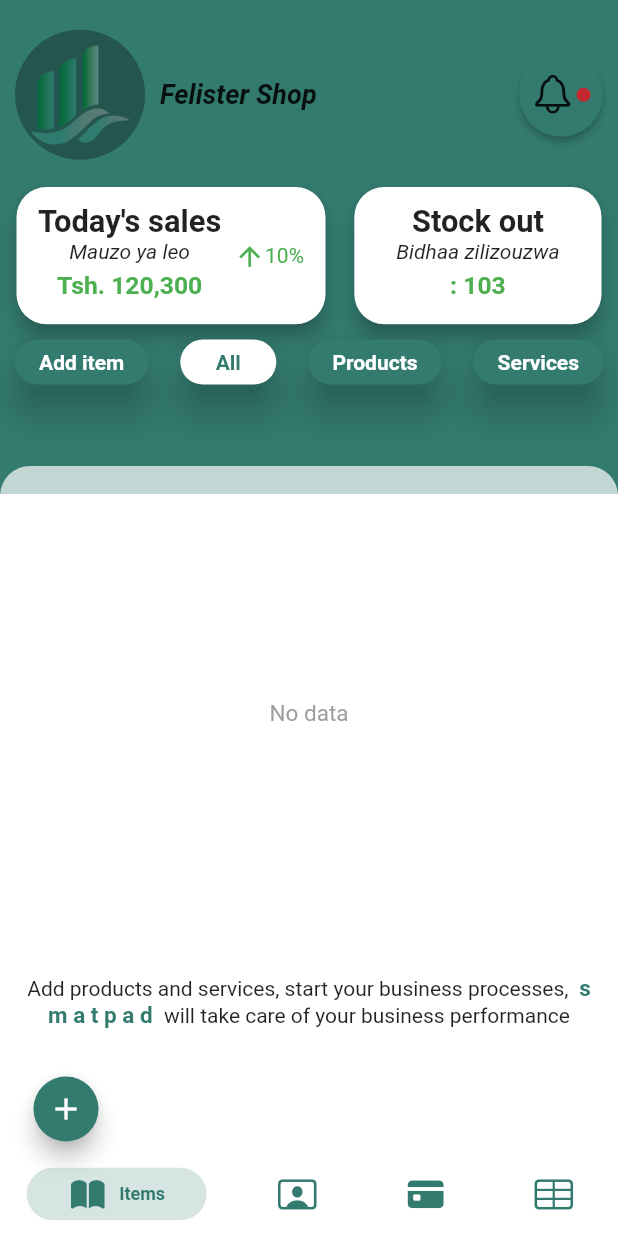
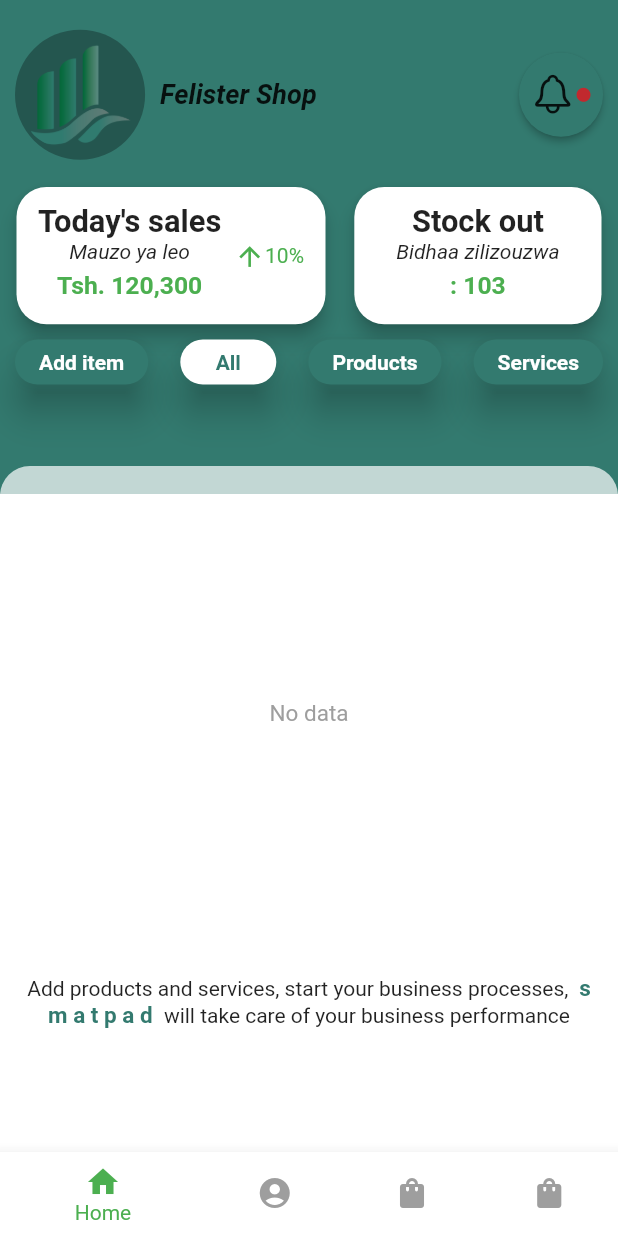
Before and after one commit to fredrickrogath/smatpad, a Flutter app: the screen it shows after launch, on a phone screen of 412 x 824 dp. Run offline on Flutter 3.47's test engine with Material 2 defaults, Android fonts, the phone set to English and light mode, and no system bars; drawn by our look-alikes of draggable_home, persistent_bottom_nav_bar; our stand-ins replace double_back_to_close_app, dropdown_button2, dropdown_search, flutter_datetime_picker, flutter_slidable, fluttertoast and 6 more; missing offline and left inert: draggable_fab, fab_circular_menu, flutter_simple_calculator; accounts and stored records are empty.

```diff
--- a/lib/main.dart
+++ b/lib/main.dart
@@ -67,71 +67,79 @@ class HomePage extends StatefulWidget {
 }
 
 class _HomePageState extends State<HomePage> {
-  final GlobalKey<FabCircularMenuState> fabKey = GlobalKey();
+  // final GlobalKey<FabCircularMenuState> fabKey = GlobalKey();
 
-  final PersistentTabController _controller =
-      PersistentTabController(initialIndex: 0);
+  // final PersistentTabController _controller =
+  //     PersistentTabController(initialIndex: 0);
 
   double heightFrame = 0.0;
   double widthFrame = 0.0;
+  //List<String> _titles = ["Home", "Profile", "Shop"];
+  List<Widget> _items = [
+    welcomePage(),
+    welcomePage(),
+    welcomePage(),
+    welcomePage(),
+  ];
+  int _selectedIndex = 0;
 
-  List<Widget> _buildScreens() {
-    return [
-      welcomePage(),
-      welcomePage(),
-      welcomePage(),
-      welcomePage(),
-    ];
-  }
+  // List<Widget> _buildScreens() {
+  //   return [
+  //     welcomePage(),
+  //     welcomePage(),
+  //     welcomePage(),
+  //     welcomePage(),
+  //   ];
+  // }
 
-  List<PersistentBottomNavBarItem> _navBarsItems() {
-    return [
-      PersistentBottomNavBarItem(
-        icon: const Icon(CupertinoIcons.book_fill),
-        title: ("Items"),
-        activeColorPrimary: const Color(0xFF337A6F),
-        inactiveColorPrimary: const Color(0xFF337A6F),
-      ),
-      PersistentBottomNavBarItem(
-        icon: const Icon(CupertinoIcons.person_crop_rectangle),
-        title: ("Debts"),
-        activeColorPrimary: const Color(0xFF337A6F),
-        inactiveColorPrimary: const Color(0xFF337A6F),
-      ),
-      PersistentBottomNavBarItem(
-        icon: const Icon(CupertinoIcons.creditcard_fill),
-        title: ("Trans"),
-        activeColorPrimary: const Color(0xFF337A6F),
-        inactiveColorPrimary: const Color(0xFF337A6F),
-      ),
-      PersistentBottomNavBarItem(
-        icon: const Icon(CupertinoIcons.table),
-        title: ("More"),
-        activeColorPrimary: const Color(0xFF337A6F),
-        inactiveColorPrimary: const Color(0xFF337A6F),
-      ),
-    ];
-  }
+  // List<PersistentBottomNavBarItem> _navBarsItems() {
+  //   return [
+  //     PersistentBottomNavBarItem(
+  //       icon: const Icon(CupertinoIcons.book_fill),
+  //       title: ("Items"),
+  //       activeColorPrimary: const Color(0xFF337A6F),
+  //       inactiveColorPrimary: const Color(0xFF337A6F),
+  //     ),
+  //     PersistentBottomNavBarItem(
+  //       icon: const Icon(CupertinoIcons.person_crop_rectangle),
+  //       title: ("Debts"),
+  //       activeColorPrimary: const Color(0xFF337A6F),
+  //       inactiveColorPrimary: const Color(0xFF337A6F),
+  //     ),
+  //     PersistentBottomNavBarItem(
+  //       icon: const Icon(CupertinoIcons.creditcard_fill),
+  //       title: ("Trans"),
+  //       activeColorPrimary: const Color(0xFF337A6F),
+  //       inactiveColorPrimary: const Color(0xFF337A6F),
+  //     ),
+  //     PersistentBottomNavBarItem(
+  //       icon: const Icon(CupertinoIcons.table),
+  //       title: ("More"),
+  //       activeColorPrimary: const Color(0xFF337A6F),
+  //       inactiveColorPrimary: const Color(0xFF337A6F),
+  //     ),
+  //   ];
+  // }
 
-  _showToast() {
-    Widget toast = Container(
-      padding: const EdgeInsets.symmetric(horizontal: 24.0, vertical: 12.0),
-      decoration: BoxDecoration(
-        borderRadius: BorderRadius.circular(25.0),
-        color: Colors.greenAccent,
-      ),
-      child: Row(
-        mainAxisSize: MainAxisSize.min,
-        children: const [
-          Icon(Icons.check),
-          SizedBox(
-            width: 12.0,
-          ),
-          Text("Sell Units set successfully"),
-        ],
-      ),
-    );
-  }
+  // _showToast() {
+  //   Widget toast = Container(
+  //     padding: const EdgeInsets.symmetric(horizontal: 24.0, vertical: 12.0),
+  //     decoration: BoxDecoration(
+  //       borderRadius: BorderRadius.circular(25.0),
+  //       color: Colors.greenAccent,
+  //     ),
+  //     child: Row(
+  //       mainAxisSize: MainAxisSize.min,
+  //       children: const [
+  //         Icon(Icons.check),
+  //         SizedBox(
+  //           width: 12.0,
+  //         ),
+  //         Text("Sell Units set successfully"),
+  //       ],
+  //     ),
+  //   );
+  // }
 
   @override
   Widget build(BuildContext context) {
@@ -139,12 +147,17 @@ class _HomePageState extends State<HomePage> {
 
     widthFrame = MediaQuery.of(context).size.width;
     return Scaffold(
-      body: DoubleBackToCloseApp(
-        snackBar: const SnackBar(
-          content: Text('Tap back again to exit  s m a t p a d'),
-        ),
-        child: buildBottomNavigations(),
-      ),
+      // body:
+      // DoubleBackToCloseApp(
+      //   snackBar: const SnackBar(
+      //     content: Text('Tap back again to exit  s m a t p a d'),
+      //   ),
+      //   child: buildBottomNavigations(),
+      // ),
+
+
+
+
       // floatingActionButton: Builder(
       //   builder: (context) => FabCircularMenu(
       //     key: fabKey,
@@ -207,189 +220,89 @@ class _HomePageState extends State<HomePage> {
       //     ],
       //   ),
       // ),
-      floatingActionButtonLocation: FloatingActionButtonLocation.startDocked,
-      floatingActionButton: Padding(
-        padding: const EdgeInsets.only(bottom: 63.0),
-        child: DraggableFab(
-          child: SizedBox(
-            height: heightFrame / 19.0,
-            child: FloatingActionButton(
-              backgroundColor: const Color(0xFF337A6F),
-              onPressed: () {
-                Expanded(
-                  child: Padding(
-                    padding: const EdgeInsets.symmetric(horizontal: 10.0),
-                    child: SizedBox(
-                      width: widthFrame / 5,
-                      height: heightFrame / 24,
-                      child: ElevatedButton(
-                        child: const Text(
-                          'Set Unit',
-                          style: TextStyle(
-                              fontSize: 12,
-                              // fontWeight: FontWeight.w900,
-                              color: Color(0xFFE3F2FD)),
-                        ),
-                        onPressed: () async {
-                          var alertStyle = AlertStyle(
-                            backgroundColor: Colors.white,
-                            animationType: AnimationType.fromLeft,
-                            isCloseButton: true,
-                            isOverlayTapDismiss: false,
-                            descStyle:
-                                const TextStyle(fontWeight: FontWeight.bold),
-                            descTextAlign: TextAlign.start,
-                            animationDuration:
-                                const Duration(milliseconds: 400),
-                            alertBorder: RoundedRectangleBorder(
-                              borderRadius: BorderRadius.circular(20.0),
-                              side: const BorderSide(
-                                color: Colors.white,
-                              ),
-                            ),
-                            titleStyle: const TextStyle(
-                              color: Color(0xFF337A6F),
-                            ),
-                            alertAlignment: Alignment.center,
-                          );
-                          Alert(
-                              context: context,
-                              style: alertStyle,
-                              title: "Set Sells Units",
-                              content: Column(
-                                children: <Widget>[
-                                  SizedBox(
-                                      height:
-                                          MediaQuery.of(context).size.height /
-                                              23),
-                                  SizedBox(
-                                    height:
-                                        MediaQuery.of(context).size.height / 18,
-                                    child: DropdownSearch<String>(
-                                      mode: Mode.MENU,
-                                      showSelectedItems: true,
-                                      items: const [
-                                        "Bags",
-                                        "Bottles",
-                                        "Box",
-                                        'Bundles',
-                                        "Cans",
-                                        "Cartons",
-                                        "Dozens",
-                                        'Grammes',
-                                        "Kilograms",
-                                        "Litres",
-                                        "Meters",
-                                        'Millilitres',
-                                        "Numbers",
-                                        "Packs",
-                                        "Pairs",
-                                        'Pieces',
-                                      ],
-                                      label: "Primary unit",
-                                      // hint: "country in menu mode",
-                                      // popupItemDisabled: (String s) =>
-                                      //     s.startsWith('I'),
-                                      onChanged: print,
-                                    ),
-                                  ),
-                                  SizedBox(height: heightFrame / 23),
-                                  SizedBox(
-                                    height: heightFrame / 18,
-                                    child: DropdownSearch<String>(
-                                      mode: Mode.MENU,
-                                      // showSelectedItem: true,
-                                      items: const [
-                                        "Bottles",
-                                        "Box",
-                                        'Bundles',
-                                        "Cans",
-                                        "Cartons",
-                                        "Dozens",
-                                        'Grammes',
-                                        "Kilograms",
-                                        "Litres",
-                                        "Meters",
-                                        'Millilitres',
-                                        "Numbers",
-                                        "Packs",
-                                        "Pairs",
-                                      ],
-                                      label: "Secondary unit",
-                                      // hint: "country in menu mode",
-                                      // popupItemDisabled: (String s) =>
-                                      //     s.startsWith('I'),
-                                      onChanged: print,
-                                    ),
-                                  ),
-                                ],
-                              ),
-                              buttons: [
-                                DialogButton(
-                                  color: const Color(0xFF337A6F),
-                                  onPressed: () =>
-                                      {Navigator.pop(context), _showToast()},
-                                  child: const Text(
-                                    "Confirm",
-                                    style: TextStyle(
-                                        color: Colors.white, fontSize: 16),
-                                  ),
-                                )
-                              ]).show();
-
-                          FocusScope.of(context).requestFocus(FocusNode());
-                        },
-                        style: ElevatedButton.styleFrom(
-                          elevation: 0.0,
-                        ),
-                      ),
-                    ),
-                  ),
-                );
-              },
-              child: const Icon(Icons.add),
-            ),
-          ),
-        ),
+      body:Center(
+        child: IndexedStack(
+          index: _selectedIndex,
+          children: _items
+        )//_items.elementAt(_index),
       ),
+      bottomNavigationBar: _showBottomNav(),
     );
   }
 
-  Widget buildBottomNavigations() => Scaffold(
-        body: PersistentTabView(
-          context,
-          controller: _controller,
-          screens: _buildScreens(),
-          items: _navBarsItems(),
-          confineInSafeArea: true,
-          backgroundColor: Colors.white, // Default is Colors.white.
-          handleAndroidBackButtonPress: true, // Default is true.
-          resizeToAvoidBottomInset:
-              true, // This needs to be true if you want to move up the screen when keyboard appears. Default is true.
-          stateManagement: true, // Default is true.
-          hideNavigationBarWhenKeyboardShows:
-              true, // Recommended to set 'resizeToAvoidBottomInset' as true while using this argument. Default is true.
-          decoration: NavBarDecoration(
-            borderRadius: BorderRadius.circular(10.0),
-            colorBehindNavBar: Colors.white,
+  // Widget buildBottomNavigations() => Scaffold(
+  //       body: PersistentTabView(
+  //         context,
+  //         controller: _controller,
+  //         screens: _buildScreens(),
+  //         items: _navBarsItems(),
+  //         confineInSafeArea: true,
+  //         backgroundColor: Colors.white, // Default is Colors.white.
+  //         handleAndroidBackButtonPress: true, // Default is true.
+  //         resizeToAvoidBottomInset:
+  //             true, // This needs to be true if you want to move up the screen when keyboard appears. Default is true.
+  //         stateManagement: true, // Default is true.
+  //         hideNavigationBarWhenKeyboardShows:
+  //             true, // Recommended to set 'resizeToAvoidBottomInset' as true while using this argument. Default is true.
+  //         decoration: NavBarDecoration(
+  //           borderRadius: BorderRadius.circular(10.0),
+  //           colorBehindNavBar: Colors.white,
+  //         ),
+  //         popAllScreensOnTapOfSelectedTab: true,
+  //         popActionScreens: PopActionScreensType.all,
+  //         itemAnimationProperties: const ItemAnimationProperties(
+  //           // Navigation Bar's items animation properties.
+  //           duration: Duration(milliseconds: 500),
+  //           curve: Curves.ease,
+  //         ),
+  //         screenTransitionAnimation: const ScreenTransitionAnimation(
+  //           // Screen transition animation on change of selected tab.
+  //           animateTabTransition: true,
+  //           curve: Curves.ease,
+  //           duration: Duration(milliseconds: 500),
+  //         ),
+  //         navBarStyle: NavBarStyle
+  //             .style1, // Choose the nav bar style with this property.
+  //       ),
+
+  //       //   floatingAcz
+  //     );
+
+
+
+  Widget _showBottomNav()
+  {
+    return BottomNavigationBar(
+        items: const [
+          BottomNavigationBarItem(
+            icon: Icon(Icons.home),
+            label: 'Home',
           ),
-          popAllScreensOnTapOfSelectedTab: true,
-          popActionScreens: PopActionScreensType.all,
-          itemAnimationProperties: const ItemAnimationProperties(
-            // Navigation Bar's items animation properties.
-            duration: Duration(milliseconds: 500),
-            curve: Curves.ease,
+          BottomNavigationBarItem(
+            icon: Icon(Icons.account_circle),
+            label: 'Profile',
           ),
-          screenTransitionAnimation: const ScreenTransitionAnimation(
-            // Screen transition animation on change of selected tab.
-            animateTabTransition: true,
-            curve: Curves.ease,
-            duration: Duration(milliseconds: 500),
+          BottomNavigationBarItem(
+            icon: Icon(Icons.shopping_bag),
+            label: 'Shop',
           ),
-          navBarStyle: NavBarStyle
-              .style1, // Choose the nav bar style with this property.
-        ),
+          BottomNavigationBarItem(
+            icon: Icon(Icons.shopping_bag),
+            label: 'Shop',
+          ),
+        ],
+      currentIndex: _selectedIndex,
+      selectedItemColor: Colors.green,
+      unselectedItemColor: Colors.grey,
+      onTap: _onTap,
+    );
+  }
 
-        //   floatingAcz
-      );
+  void _onTap(int index)
+  {
+    _selectedIndex = index;
+    setState(() {
+
+    });
+  }
 }
```
